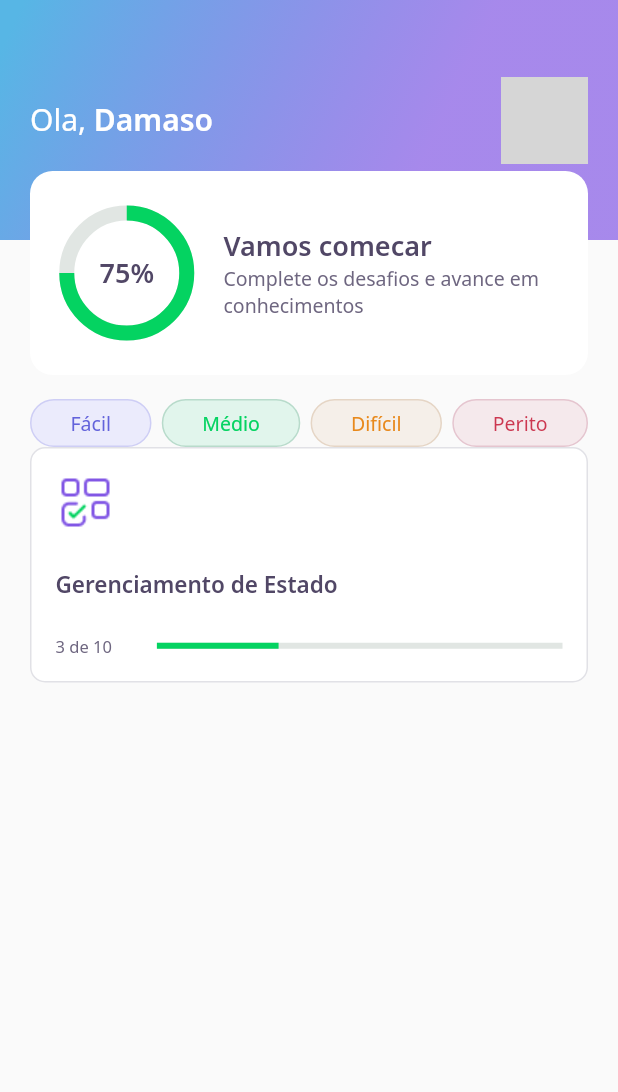
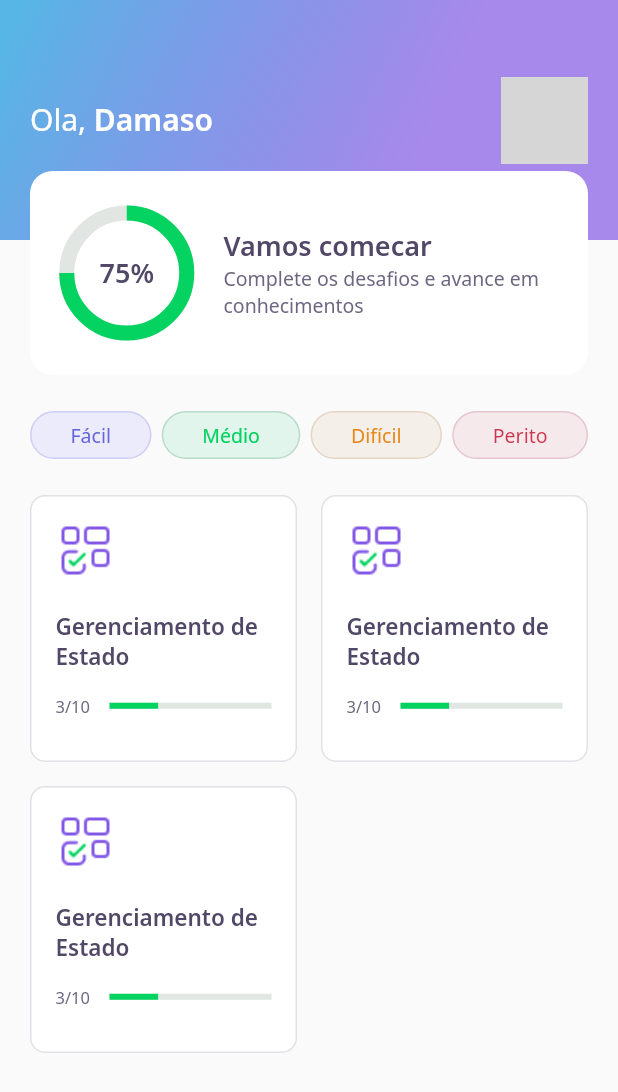
Before and after one commit to juniopereirab/DevQuiz, a Flutter app: the screen it shows after launch, on a phone screen of 412 x 824 dp. Shown: the top 1092 px of the screen. Run offline on Flutter 3.47's test engine with Material 2 defaults, Android fonts, the phone set to English and light mode, and no system bars; our stand-ins replace google_fonts; network calls fail; grey boxes are pictures that could not be loaded.

Commit message:
Fix layout errors and finish the home page

```diff
--- a/devquiz/lib/home/home_page.dart
+++ b/devquiz/lib/home/home_page.dart
@@ -16,9 +16,12 @@ class _HomePageState extends State<HomePage> {
     return Scaffold(
       appBar: AppBarWidget(),
       body: Padding(
-        padding: const EdgeInsets.symmetric(horizontal: 20, vertical: 16),
+        padding: const EdgeInsets.symmetric(horizontal: 20),
         child: Column(
           children: [
+            SizedBox(
+              height: 24,
+            ),
             Row(
               mainAxisAlignment: MainAxisAlignment.spaceBetween,
               children: [
@@ -36,7 +39,21 @@ class _HomePageState extends State<HomePage> {
                 ),
               ],
             ),
-            QuizCardWidget()
+            SizedBox(
+              height: 24,
+            ),
+            Expanded(
+              child: GridView.count(
+                crossAxisCount: 2,
+                crossAxisSpacing: 16,
+                mainAxisSpacing: 16,
+                children: [
+                  QuizCardWidget(),
+                  QuizCardWidget(),
+                  QuizCardWidget(),
+                ],
+              ),
+            ),
           ],
         ),
       ),
--- a/devquiz/lib/home/widgets/quiz_card/quiz_card_widget.dart
+++ b/devquiz/lib/home/widgets/quiz_card/quiz_card_widget.dart
@@ -24,26 +24,26 @@ class QuizCardWidget extends StatelessWidget {
             child: Image.asset(AppImages.blocks),
           ),
           SizedBox(
-            height: 24,
+            height: 20,
           ),
           Text(
             "Gerenciamento de Estado",
             style: AppTextStyles.heading15,
           ),
           SizedBox(
-            height: 24,
+            height: 16,
           ),
           Row(
             children: [
               Expanded(
                 flex: 1,
                 child: Text(
-                  "3 de 10",
+                  "3/10",
                   style: AppTextStyles.body11,
                 ),
               ),
               Expanded(
-                flex: 4,
+                flex: 3,
                 child: LinearProgressIndicator(
                   value: 0.3,
                   backgroundColor: AppColors.chartSecondary,
```
